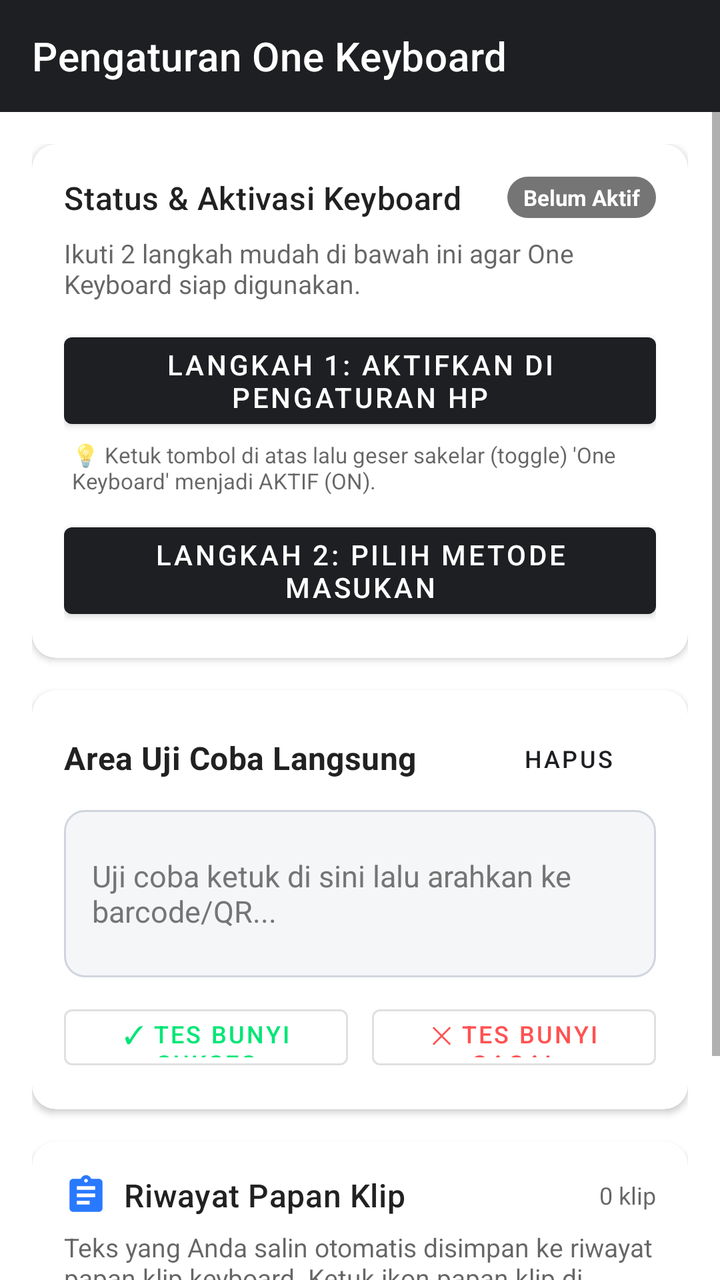
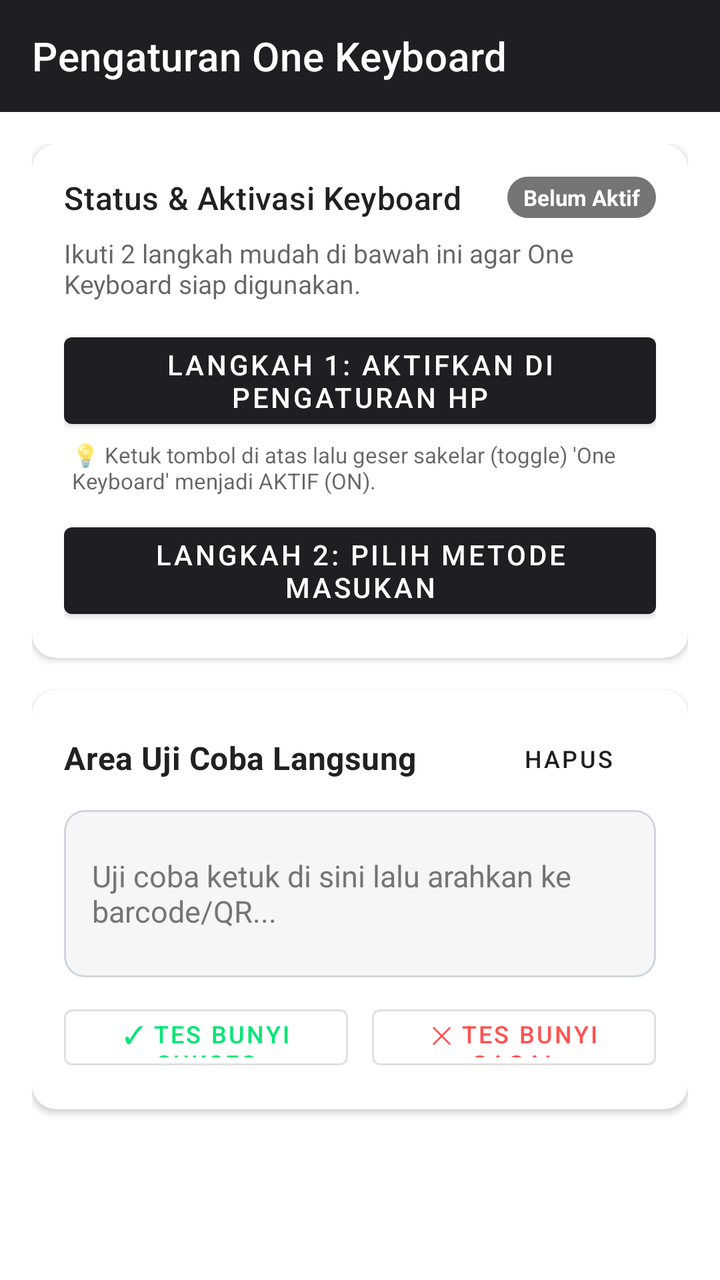

Compare the two renders of this Android layout. The source of the first and the diff that turns it into the second are given below.
<!-- AndroidManifest.xml: activity theme AppTheme.NoActionBar -->
<!-- res/layout/activity_settings.xml -->
<?xml version="1.0" encoding="utf-8"?>
<LinearLayout xmlns:android="http://schemas.android.com/apk/res/android"
    xmlns:app="http://schemas.android.com/apk/res-auto"
    android:layout_width="match_parent"
    android:layout_height="match_parent"
    android:orientation="vertical">

    <androidx.appcompat.widget.Toolbar
        android:id="@+id/toolbar"
        android:layout_width="match_parent"
        android:layout_height="?attr/actionBarSize"
        android:background="?attr/colorPrimary"
        app:title="@string/settings_title"
        app:titleTextColor="#FFFFFF" />

    <ScrollView
        android:layout_width="match_parent"
        android:layout_height="match_parent"
        android:fillViewport="true">

        <LinearLayout
            android:layout_width="match_parent"
            android:layout_height="wrap_content"
            android:orientation="vertical"
            android:padding="16dp">

            
            <com.google.android.material.card.MaterialCardView
                android:layout_width="match_parent"
                android:layout_height="wrap_content"
                android:layout_marginBottom="16dp"
                app:cardCornerRadius="12dp"
                app:cardElevation="2dp">

                <LinearLayout
                    android:layout_width="match_parent"
                    android:layout_height="wrap_content"
                    android:orientation="vertical"
                    android:padding="16dp">

                    <LinearLayout
                        android:layout_width="match_parent"
                        android:layout_height="wrap_content"
                        android:gravity="center_vertical"
                        android:orientation="horizontal">

                        <TextView
                            android:layout_width="0dp"
                            android:layout_height="wrap_content"
                            android:layout_weight="1"
                            android:text="Status &amp; Aktivasi Keyboard"
                            android:textAppearance="?attr/textAppearanceHeadline6"
                            android:textSize="16sp" />

                        <TextView
                            android:id="@+id/tvActivationStatus"
                            android:layout_width="wrap_content"
                            android:layout_height="wrap_content"
                            android:background="@drawable/bg_status_badge"
                            android:paddingStart="8dp"
                            android:paddingTop="3dp"
                            android:paddingEnd="8dp"
                            android:paddingBottom="3dp"
                            android:text="Belum Aktif"
                            android:textColor="#FFFFFF"
                            android:textSize="11sp"
                            android:textStyle="bold" />
                    </LinearLayout>

                    <TextView
                        android:id="@+id/tvActivationGuide"
                        android:layout_width="match_parent"
                        android:layout_height="wrap_content"
                        android:layout_marginTop="8dp"
                        android:text="Ikuti 2 langkah mudah di bawah ini agar One Keyboard siap digunakan."
                        android:textColor="?android:attr/textColorSecondary"
                        android:textSize="13sp" />

                    <Button
                        android:id="@+id/btnEnableKeyboard"
                        android:layout_width="match_parent"
                        android:layout_height="wrap_content"
                        android:layout_marginTop="12dp"
                        android:text="Langkah 1: Aktifkan di Pengaturan HP" />

                    <TextView
                        android:id="@+id/tvEnableHint"
                        android:layout_width="match_parent"
                        android:layout_height="wrap_content"
                        android:layout_marginTop="2dp"
                        android:layout_marginStart="4dp"
                        android:text="💡 Ketuk tombol di atas lalu geser sakelar (toggle) 'One Keyboard' menjadi AKTIF (ON)."
                        android:textColor="?android:attr/textColorSecondary"
                        android:textSize="11sp" />

                    <Button
                        android:id="@+id/btnSelectKeyboard"
                        android:layout_width="match_parent"
                        android:layout_height="wrap_content"
                        android:layout_marginTop="10dp"
                        android:text="Langkah 2: Pilih Metode Masukan" />

                </LinearLayout>
            </com.google.android.material.card.MaterialCardView>

            
            <com.google.android.material.card.MaterialCardView
                android:layout_width="match_parent"
                android:layout_height="wrap_content"
                android:layout_marginBottom="16dp"
                app:cardCornerRadius="12dp"
                app:cardElevation="2dp">

                <LinearLayout
                    android:layout_width="match_parent"
                    android:layout_height="wrap_content"
                    android:orientation="vertical"
                    android:padding="16dp">

                    <LinearLayout
                        android:layout_width="match_parent"
                        android:layout_height="wrap_content"
                        android:gravity="center_vertical"
                        android:orientation="horizontal">

                        <TextView
                            android:layout_width="0dp"
                            android:layout_height="wrap_content"
                            android:layout_weight="1"
                            android:text="@string/test_area_label"
                            android:textAppearance="?attr/textAppearanceSubtitle1"
                            android:textStyle="bold" />

                        <Button
                            android:id="@+id/btnClearTestInput"
                            style="@style/Widget.MaterialComponents.Button.TextButton"
                            android:layout_width="wrap_content"
                            android:layout_height="36dp"
                            android:text="Hapus"
                            android:textSize="12sp" />

                    </LinearLayout>

                    <EditText
                        android:id="@+id/etTestInput"
                        android:layout_width="match_parent"
                        android:layout_height="wrap_content"
                        android:layout_marginTop="8dp"
                        android:background="@drawable/bg_test_input"
                        android:hint="@string/test_area_hint"
                        android:inputType="textMultiLine"
                        android:minLines="3"
                        android:padding="14dp"
                        android:textColor="@color/test_input_text"
                        android:textColorHint="@color/test_input_hint"
                        android:textCursorDrawable="@drawable/cursor_drawable"
                        android:textSize="15sp" />

                    <LinearLayout
                        android:layout_width="match_parent"
                        android:layout_height="wrap_content"
                        android:layout_marginTop="10dp"
                        android:orientation="horizontal">

                        <Button
                            android:id="@+id/btnTestSuccess"
                            style="@style/Widget.MaterialComponents.Button.OutlinedButton"
                            android:layout_width="0dp"
                            android:layout_height="40dp"
                            android:layout_weight="1"
                            android:layout_marginEnd="6dp"
                            android:text="✓ Tes Bunyi Sukses"
                            android:textColor="#00E676"
                            android:textSize="12sp" />

                        <Button
                            android:id="@+id/btnTestFailure"
                            style="@style/Widget.MaterialComponents.Button.OutlinedButton"
                            android:layout_width="0dp"
                            android:layout_height="40dp"
                            android:layout_weight="1"
                            android:layout_marginStart="6dp"
                            android:text="✕ Tes Bunyi Gagal"
                            android:textColor="#FF5252"
                            android:textSize="12sp" />
                    </LinearLayout>

                </LinearLayout>
            </com.google.android.material.card.MaterialCardView>

            
            <com.google.android.material.card.MaterialCardView
                android:layout_width="match_parent"
                android:layout_height="wrap_content"
                android:layout_marginBottom="16dp"
                app:cardCornerRadius="12dp"
                app:cardElevation="2dp">

                <LinearLayout
                    android:layout_width="match_parent"
                    android:layout_height="wrap_content"
                    android:orientation="vertical"
                    android:padding="16dp">

                    <LinearLayout
                        android:layout_width="match_parent"
                        android:layout_height="wrap_content"
                        android:gravity="center_vertical"
                        android:orientation="horizontal">

                        <ImageView
                            android:layout_width="22dp"
                            android:layout_height="22dp"
                            android:layout_marginEnd="8dp"
                            android:src="@drawable/ic_clipboard"
                            app:tint="@color/heliboard_accent" />

                        <TextView
                            android:layout_width="0dp"
                            android:layout_height="wrap_content"
                            android:layout_weight="1"
                            android:text="Riwayat Papan Klip"
                            android:textAppearance="?attr/textAppearanceHeadline6"
                            android:textSize="16sp" />

                        <TextView
                            android:id="@+id/tvSettingsClipboardCount"
                            android:layout_width="wrap_content"
                            android:layout_height="wrap_content"
                            android:textColor="?android:attr/textColorSecondary"
                            android:textSize="12sp"
                            android:text="0 klip" />

                    </LinearLayout>

                    <TextView
                        android:layout_width="wrap_content"
                        android:layout_height="wrap_content"
                        android:layout_marginTop="6dp"
                        android:text="Teks yang Anda salin otomatis disimpan ke riwayat papan klip keyboard. Ketuk ikon papan klip di toolbar keyboard untuk menempelkan klip kapan saja."
                        android:textColor="?android:attr/textColorSecondary"
                        android:textSize="13sp" />

                    <LinearLayout
                        android:layout_width="match_parent"
                        android:layout_height="wrap_content"
                        android:layout_marginTop="12dp"
                        android:orientation="horizontal">

                        <Button
                            android:id="@+id/btnCopySampleClip"
                            style="@style/Widget.MaterialComponents.Button.OutlinedButton"
                            android:layout_width="0dp"
                            android:layout_height="40dp"
                            android:layout_weight="1"
                            android:layout_marginEnd="6dp"
                            android:text="Salin Contoh Teks"
                            android:textSize="12sp" />

                        <Button
                            android:id="@+id/btnClearAllClips"
                            style="@style/Widget.MaterialComponents.Button.OutlinedButton"
                            android:layout_width="wrap_content"
                            android:layout_height="40dp"
                            android:layout_marginStart="6dp"
                            android:text="Bersihkan"
                            android:textColor="#FF5252"
                            android:textSize="12sp" />

                    </LinearLayout>

                </LinearLayout>
            </com.google.android.material.card.MaterialCardView>

            
            <FrameLayout
                android:id="@+id/preferencesContainer"
                android:layout_width="match_parent"
                android:layout_height="wrap_content" />

        </LinearLayout>
    </ScrollView>

</LinearLayout>
<!-- resources referenced by this layout -->
<resources>
  <color name="heliboard_accent">#2979FF</color>
  <color name="test_input_hint">#757575</color>
  <color name="test_input_text">#1A1C1E</color>
  <!-- drawable bg_status_badge (drawable) -->
  <?xml version="1.0" encoding="utf-8"?>
  <shape xmlns:android="http://schemas.android.com/apk/res/android"
      android:shape="rectangle">
      <corners android:radius="12dp" />
      <solid android:color="#757575" />
  </shape>
  <!-- drawable bg_test_input (drawable) -->
  <?xml version="1.0" encoding="utf-8"?>
  <selector xmlns:android="http://schemas.android.com/apk/res/android">
      <item android:state_focused="true">
          <shape android:shape="rectangle">
              <corners android:radius="10dp" />
              <stroke android:width="2dp" android:color="@color/heliboard_accent" />
              <solid android:color="@color/test_input_bg" />
          </shape>
      </item>
      <item>
          <shape android:shape="rectangle">
              <corners android:radius="10dp" />
              <stroke android:width="1dp" android:color="@color/test_input_stroke" />
              <solid android:color="@color/test_input_bg" />
          </shape>
      </item>
  </selector>
  <!-- drawable cursor_drawable (drawable) -->
  <?xml version="1.0" encoding="utf-8"?>
  <shape xmlns:android="http://schemas.android.com/apk/res/android"
      android:shape="rectangle">
      <size android:width="2dp" />
      <solid android:color="@color/heliboard_accent" />
  </shape>
  <!-- drawable ic_clipboard (drawable) -->
  <vector xmlns:android="http://schemas.android.com/apk/res/android"
      android:width="24dp"
      android:height="24dp"
      android:viewportWidth="24"
      android:viewportHeight="24">
      <path
          android:fillColor="#FFFFFFFF"
          android:pathData="M19,3h-4.18C14.4,1.84 13.3,1 12,1c-1.3,0 -2.4,0.84 -2.82,2L5,3c-1.1,0 -2,0.9 -2,2v14c0,1.1 0.9,2 2,2h14c1.1,0 2,-0.9 2,-2L21,5c0,-1.1 -0.9,-2 -2,-2zM12,3c0.55,0 1,0.45 1,1s-0.45,1 -1,1 -1,-0.45 -1,-1 0.45,-1 1,-1zM14,17L7,17v-2h7v2zM17,13L7,13v-2h10v2zM17,9L7,9L7,7h10v2z" />
  </vector>
  <string name="settings_title">Pengaturan One Keyboard</string>
  <string name="test_area_hint">Uji coba ketuk di sini lalu arahkan ke barcode/QR...</string>
  <string name="test_area_label">Area Uji Coba Langsung</string>
  <style name="AppTheme.NoActionBar">
          <item name="windowActionBar">false</item>
          <item name="windowNoTitle">true</item>
      </style>
  <color name="test_input_bg">#F4F6F8</color>
  <color name="test_input_stroke">#D0D5DD</color>
</resources>

<!-- the commit's change to res/layout/activity_settings.xml (unified diff, before → after) -->
@@ -189,90 +189,6 @@
             </com.google.android.material.card.MaterialCardView>
 
             
-            <com.google.android.material.card.MaterialCardView
-                android:layout_width="match_parent"
-                android:layout_height="wrap_content"
-                android:layout_marginBottom="16dp"
-                app:cardCornerRadius="12dp"
-                app:cardElevation="2dp">
-
-                <LinearLayout
-                    android:layout_width="match_parent"
-                    android:layout_height="wrap_content"
-                    android:orientation="vertical"
-                    android:padding="16dp">
-
-                    <LinearLayout
-                        android:layout_width="match_parent"
-                        android:layout_height="wrap_content"
-                        android:gravity="center_vertical"
-                        android:orientation="horizontal">
-
-                        <ImageView
-                            android:layout_width="22dp"
-                            android:layout_height="22dp"
-                            android:layout_marginEnd="8dp"
-                            android:src="@drawable/ic_clipboard"
-                            app:tint="@color/heliboard_accent" />
-
-                        <TextView
-                            android:layout_width="0dp"
-                            android:layout_height="wrap_content"
-                            android:layout_weight="1"
-                            android:text="Riwayat Papan Klip"
-                            android:textAppearance="?attr/textAppearanceHeadline6"
-                            android:textSize="16sp" />
-
-                        <TextView
-                            android:id="@+id/tvSettingsClipboardCount"
-                            android:layout_width="wrap_content"
-                            android:layout_height="wrap_content"
-                            android:textColor="?android:attr/textColorSecondary"
-                            android:textSize="12sp"
-                            android:text="0 klip" />
-
-                    </LinearLayout>
-
-                    <TextView
-                        android:layout_width="wrap_content"
-                        android:layout_height="wrap_content"
-                        android:layout_marginTop="6dp"
-                        android:text="Teks yang Anda salin otomatis disimpan ke riwayat papan klip keyboard. Ketuk ikon papan klip di toolbar keyboard untuk menempelkan klip kapan saja."
-                        android:textColor="?android:attr/textColorSecondary"
-                        android:textSize="13sp" />
-
-                    <LinearLayout
-                        android:layout_width="match_parent"
-                        android:layout_height="wrap_content"
-                        android:layout_marginTop="12dp"
-                        android:orientation="horizontal">
-
-                        <Button
-                            android:id="@+id/btnCopySampleClip"
-                            style="@style/Widget.MaterialComponents.Button.OutlinedButton"
-                            android:layout_width="0dp"
-                            android:layout_height="40dp"
-                            android:layout_weight="1"
-                            android:layout_marginEnd="6dp"
-                            android:text="Salin Contoh Teks"
-                            android:textSize="12sp" />
-
-                        <Button
-                            android:id="@+id/btnClearAllClips"
-                            style="@style/Widget.MaterialComponents.Button.OutlinedButton"
-                            android:layout_width="wrap_content"
-                            android:layout_height="40dp"
-                            android:layout_marginStart="6dp"
-                            android:text="Bersihkan"
-                            android:textColor="#FF5252"
-                            android:textSize="12sp" />
-
-                    </LinearLayout>
-
-                </LinearLayout>
-            </com.google.android.material.card.MaterialCardView>
-
-            
             <FrameLayout
                 android:id="@+id/preferencesContainer"
                 android:layout_width="match_parent"
<!-- resource entries referenced after the edit -->
@@ -35,16 +35,6 @@
       <size android:width="2dp" />
       <solid android:color="@color/heliboard_accent" />
   </shape>
-  <!-- drawable ic_clipboard (drawable) -->
-  <vector xmlns:android="http://schemas.android.com/apk/res/android"
-      android:width="24dp"
-      android:height="24dp"
-      android:viewportWidth="24"
-      android:viewportHeight="24">
-      <path
-          android:fillColor="#FFFFFFFF"
-          android:pathData="M19,3h-4.18C14.4,1.84 13.3,1 12,1c-1.3,0 -2.4,0.84 -2.82,2L5,3c-1.1,0 -2,0.9 -2,2v14c0,1.1 0.9,2 2,2h14c1.1,0 2,-0.9 2,-2L21,5c0,-1.1 -0.9,-2 -2,-2zM12,3c0.55,0 1,0.45 1,1s-0.45,1 -1,1 -1,-0.45 -1,-1 0.45,-1 1,-1zM14,17L7,17v-2h7v2zM17,13L7,13v-2h10v2zM17,9L7,9L7,7h10v2z" />
-  </vector>
   <string name="settings_title">Pengaturan One Keyboard</string>
   <string name="test_area_hint">Uji coba ketuk di sini lalu arahkan ke barcode/QR...</string>
   <string name="test_area_label">Area Uji Coba Langsung</string>
